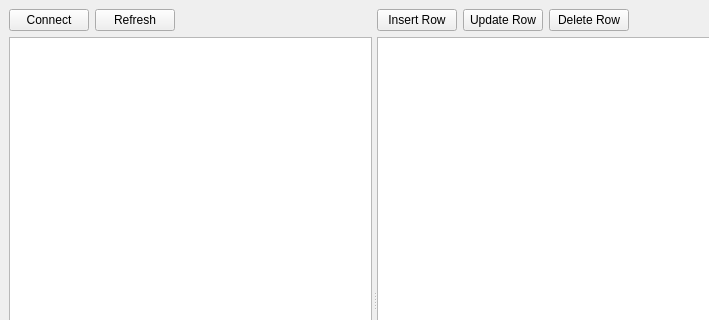
sukhininvk/DatabaseApp, file forms/main_window.ui: the form before one commit; both pictures show x 0 to 709 and y 0 to 320 of the 800 by 600 pixel window.
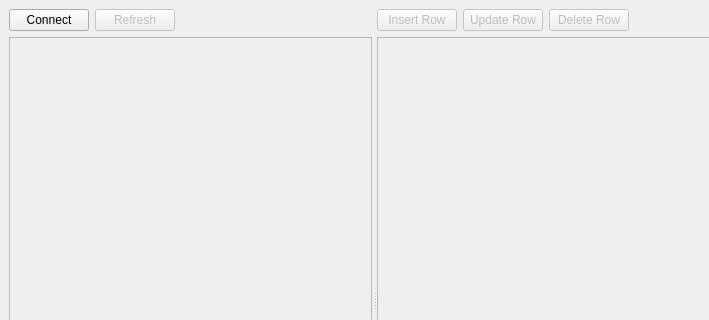
The form after the commit.

Commit message: Some widgets are now disabled by default

```diff
--- a/forms/main_window.ui
+++ b/forms/main_window.ui
@@ -48,6 +48,9 @@
           </item>
           <item>
            <widget class="QPushButton" name="refreshButton">
+            <property name="enabled">
+             <bool>false</bool>
+            </property>
             <property name="text">
              <string>Refresh</string>
             </property>
@@ -70,6 +73,9 @@
         </item>
         <item>
          <widget class="QTreeView" name="treeView">
+          <property name="enabled">
+           <bool>false</bool>
+          </property>
           <property name="sizePolicy">
            <sizepolicy hsizetype="Expanding" vsizetype="Expanding">
             <horstretch>0</horstretch>
@@ -86,6 +92,9 @@
          <layout class="QHBoxLayout" name="upperRightLayout">
           <item>
            <widget class="QPushButton" name="insertRowButton">
+            <property name="enabled">
+             <bool>false</bool>
+            </property>
             <property name="text">
              <string>Insert Row</string>
             </property>
@@ -93,6 +102,9 @@
           </item>
           <item>
            <widget class="QPushButton" name="updateRowButton">
+            <property name="enabled">
+             <bool>false</bool>
+            </property>
             <property name="text">
              <string>Update Row</string>
             </property>
@@ -100,6 +112,9 @@
           </item>
           <item>
            <widget class="QPushButton" name="deleteRowButton">
+            <property name="enabled">
+             <bool>false</bool>
+            </property>
             <property name="text">
              <string>Delete Row</string>
             </property>
@@ -121,7 +136,11 @@
          </layout>
         </item>
         <item>
-         <widget class="QTableView" name="tableView"/>
+         <widget class="QTableView" name="tableView">
+          <property name="enabled">
+           <bool>false</bool>
+          </property>
+         </widget>
         </item>
        </layout>
       </widget>
```
The commit also changes 2 other files.
